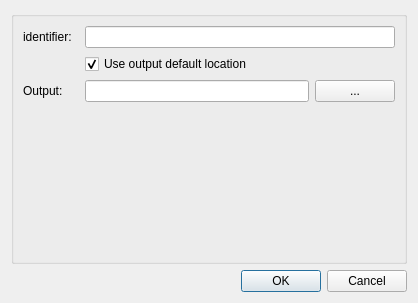
Kayvv/mapclientplugins.dictserializerstep, file mapclientplugins/dictserializerstep/qt/configuredialog.ui: the form before one commit.
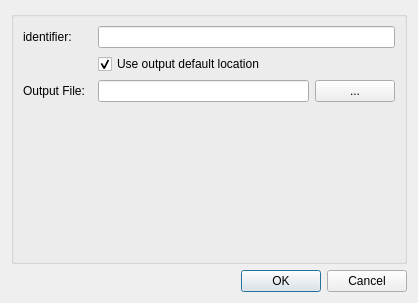
The form after the commit.

Commit message: Edit configure dialog title and label

```diff
--- a/mapclientplugins/dictserializerstep/qt/configuredialog.ui
+++ b/mapclientplugins/dictserializerstep/qt/configuredialog.ui
@@ -53,7 +53,7 @@
       <item row="2" column="0">
        <widget class="QLabel" name="label0_2">
         <property name="text">
-         <string>Output:  </string>
+         <string>Output File:  </string>
         </property>
        </widget>
       </item>
```
Left out of the diff: 2 changed lines with no effect on the pictures. The commit also changes 1 other file.
